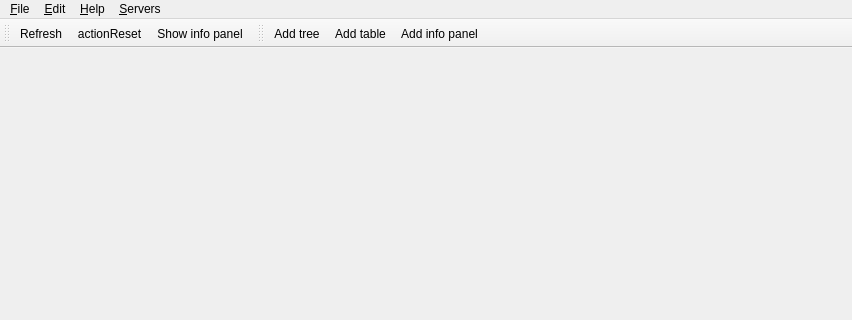
Qt form Viewer/src/MainWindow.ui (ecmwf/ecflow) before a commit; both pictures show x 0 to 852 and y 0 to 320 of the 852 by 675 pixel window.
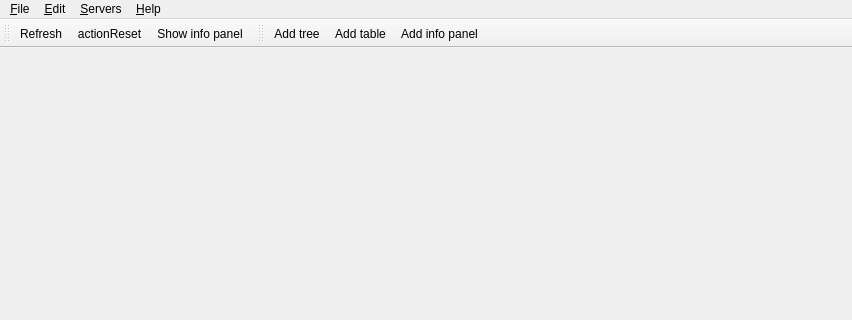
The same form after that commit. Icons and pictures are not drawn.

```diff
--- a/Viewer/src/MainWindow.ui
+++ b/Viewer/src/MainWindow.ui
@@ -81,8 +81,8 @@
    </widget>
    <addaction name="menuLl"/>
    <addaction name="menuEdit"/>
-   <addaction name="menu_Help"/>
    <addaction name="menuServer"/>
+   <addaction name="menu_Help"/>
   </widget>
   <widget class="QStatusBar" name="statusbar"/>
   <widget class="QToolBar" name="viewToolBar">
```
